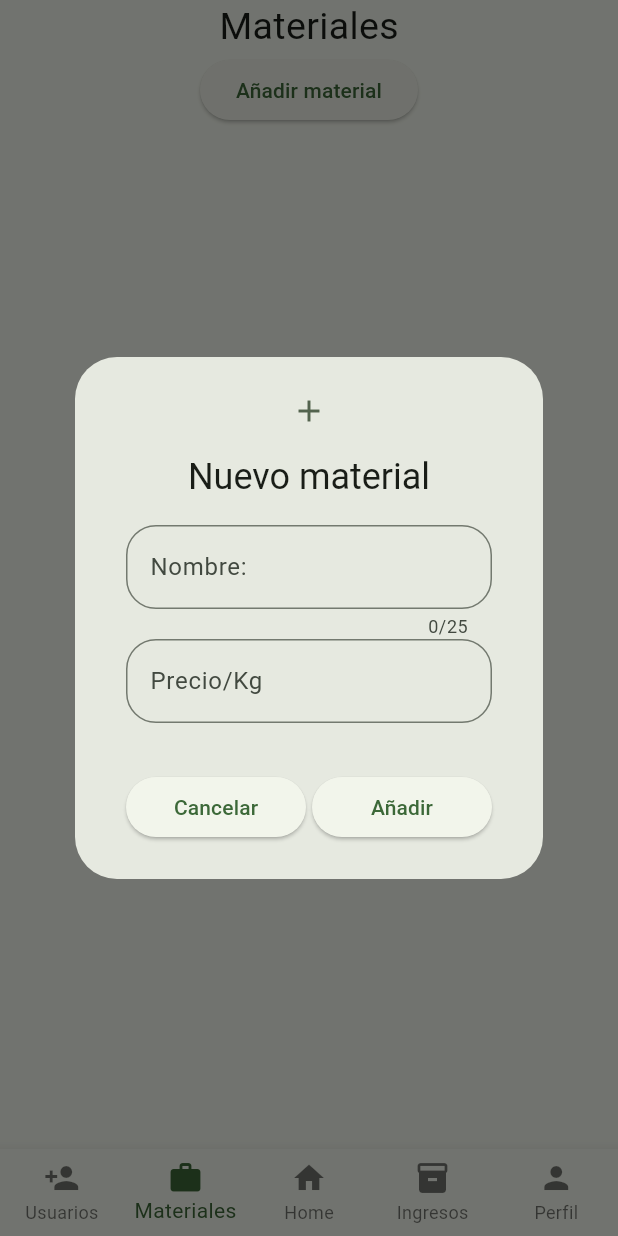
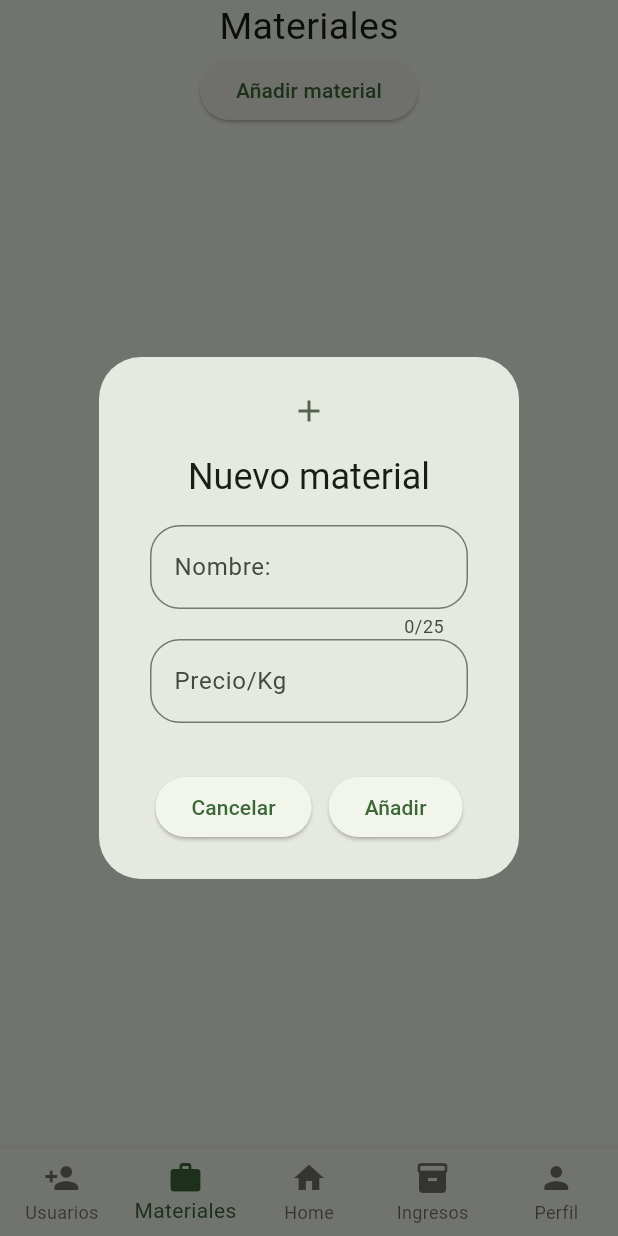
Before and after one commit to Leonides2/centro_de_reciclaje_sc, a Flutter app: the screen it shows after launch, item 2 of the bottom bar chosen, after a tap on "Añadir material", on a phone screen of 412 x 824 dp. Run offline on Flutter 3.47's test engine with Material 3 defaults, Android fonts, the phone set to English and light mode, and no system bars; our stand-ins replace loading_animation_widget, sqflite; accounts and stored records are empty.

Commit message:
fix: remove unnecessary SizedBox in AddMaterialDialog actions

```diff
--- a/lib/presentation/Pages/page_materials.dart
+++ b/lib/presentation/Pages/page_materials.dart
@@ -193,8 +193,6 @@ class _AddMaterialDialogState extends State<AddMaterialDialog> {
       actions: [
         Padding(
           padding: const EdgeInsets.only(left: 8.0),
-          child: SizedBox(
-            width: 120,
             child: ElevatedButton(
               onPressed: () {
                 Navigator.pop(context);
@@ -202,11 +200,8 @@ class _AddMaterialDialogState extends State<AddMaterialDialog> {
               child: Text("Cancelar"),
             ),
           ),
-        ),
         Padding(
           padding: const EdgeInsets.only(right: 8.0),
-          child: SizedBox(
-            width: 120,
             child: ElevatedButton(
               onPressed: () {
                 if (!_formKey.currentState!.validate()) {
@@ -224,7 +219,6 @@ class _AddMaterialDialogState extends State<AddMaterialDialog> {
               child: Text("Añadir"),
             ),
           ),
-        ),
       ],
     );
   }
--- a/lib/services/service_database.dart
+++ b/lib/services/service_database.dart
@@ -29,7 +29,7 @@ void createDatabase(Database db, int version) async {
   await db.execute('''
         CREATE TABLE Material (
           Id INTEGER PRIMARY KEY AUTOINCREMENT,
-          Nombre TEXT NOT NULL OR EMPTY,
+          Nombre TEXT NOT NULL,
           PrecioKilo REAL NOT NULL,
           Stock REAL NOT NULL
         );''');
```
